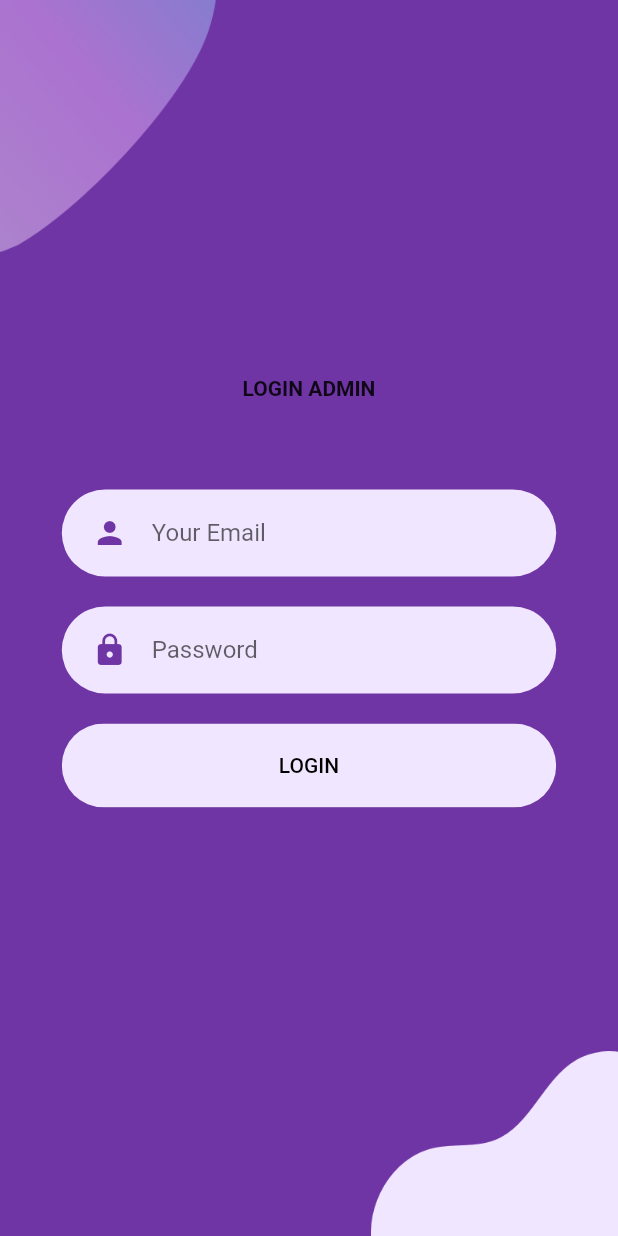
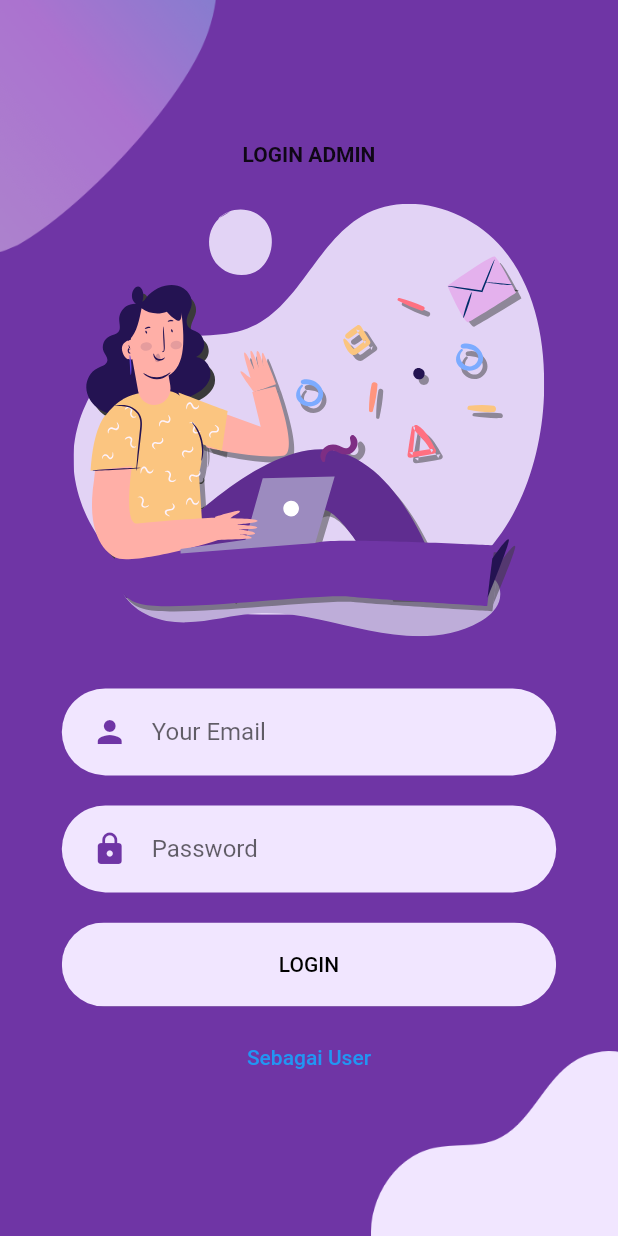
Before and after one commit to Rwhytm/Jalinan_Kasih-flutter, a Flutter app: the Body widget shown alone on an empty page, opened directly, on a phone screen of 412 x 824 dp. Run offline on Flutter 3.47's test engine with Material 2 defaults, Android fonts, the phone set to English and light mode, and no system bars; our stand-ins replace firebase_auth, firebase_core, flutter_svg, font_awesome_flutter, google_fonts; accounts and stored records are empty; network calls fail.

Commit message:
small editing

```diff
--- a/Jalinan_Kasih/lib/main.dart
+++ b/Jalinan_Kasih/lib/main.dart
@@ -1,8 +1,11 @@
+import 'package:firebase_core/firebase_core.dart';
 import 'package:flutter/material.dart';
 import 'package:jalinan_kasih/common/constant.dart';
 import 'package:jalinan_kasih/pages/pages.dart';
 
-void main() {
+void main() async {
+  WidgetsFlutterBinding.ensureInitialized();
+  await Firebase.initializeApp();
   runApp(const MyApp());
 }
 
--- a/Jalinan_Kasih/lib/pages/login/body.dart
+++ b/Jalinan_Kasih/lib/pages/login/body.dart
@@ -1,5 +1,8 @@
 import 'package:flutter/material.dart';
+import 'package:flutter_svg/flutter_svg.dart';
 import 'package:jalinan_kasih/pages/login/background.dart';
+import 'package:jalinan_kasih/pages/welcome.dart';
+import 'package:jalinan_kasih/widgets/login_sebagai_user.dart';
 import 'package:jalinan_kasih/widgets/rounded_button.dart';
 import 'package:jalinan_kasih/widgets/rounded_input_field.dart';
 import 'package:jalinan_kasih/widgets/rounded_password_field.dart';
@@ -17,15 +20,16 @@ class Body extends StatelessWidget {
         child: Column(
           mainAxisAlignment: MainAxisAlignment.center,
           children: <Widget>[
-            Text(
+            const Text(
               "LOGIN ADMIN",
               style: TextStyle(fontWeight: FontWeight.bold),
             ),
             SizedBox(height: size.height * 0.03),
-            // SvgPicture.asset(
-            //   "assets/icons/login.svg",
-            //   height: size.height * 0.35,
-            // ),
+            SvgPicture
+            .asset(
+              "assets/icons/login.svg",
+              height: size.height * 0.35,
+            ),
             SizedBox(height: size.height * 0.03),
             RoundedInputField(
               hintText: "Your Email",
@@ -38,20 +42,7 @@ class Body extends StatelessWidget {
               text: "LOGIN",
               press: () {},
             ),
-            //
-            SizedBox(height: size.height * 0.03),
-            // AlreadyHaveAnAccountCheck(
-            //   press: () {
-            //     Navigator.push(
-            //       context,
-            //       MaterialPageRoute(
-            //         builder: (context) {
-            //           return SignUpScreen();
-            //         },
-            //       ),
-            //     );
-            //   },
-            // ),
+            TextButton(onPressed: () {}, child: Text("Sebagai User"))
           ],
         ),
       ),
--- a/Jalinan_Kasih/lib/pages/splash.dart
+++ b/Jalinan_Kasih/lib/pages/splash.dart
@@ -20,7 +20,7 @@ class _SplashPageState extends State<SplashPage> {
   void onDone() {
     Navigator.of(context).pushReplacement(
       MaterialPageRoute(
-        builder: (context) => LoginPage(),
+        builder: (context) => HomePage(),
       ),
     );
   }
--- a/Jalinan_Kasih/pubspec.yaml
+++ b/Jalinan_Kasih/pubspec.yaml
@@ -43,6 +43,7 @@ dependencies:
   http: ^0.13.4
   firebase_storage: ^10.2.9
   path_provider: ^2.0.9
+  flutter_svg: ^1.0.3
 
 dev_dependencies:
   flutter_test:
```
Also changed, not shown: Jalinan_Kasih/lib/common/services.dart (added, +19 -0 lines), Jalinan_Kasih/lib/pages/register.dart (+15 -0 lines), Jalinan_Kasih/lib/pages/welcome/body_welcome.dart (+8 -31 lines), Jalinan_Kasih/lib/widgets/already_have_an_account.dart (deleted, +0 -35 lines), Jalinan_Kasih/lib/widgets/login_sebagai_user.dart (added, +48 -0 lines), Jalinan_Kasih/lib/widgets/rounded_button.dart (+7 -1 lines), Jalinan_Kasih/assets/icons/login.svg (added), Jalinan_Kasih/lib/pages/register/background_resgister.dart (added), Jalinan_Kasih/lib/pages/register/body_register.dart (added).
